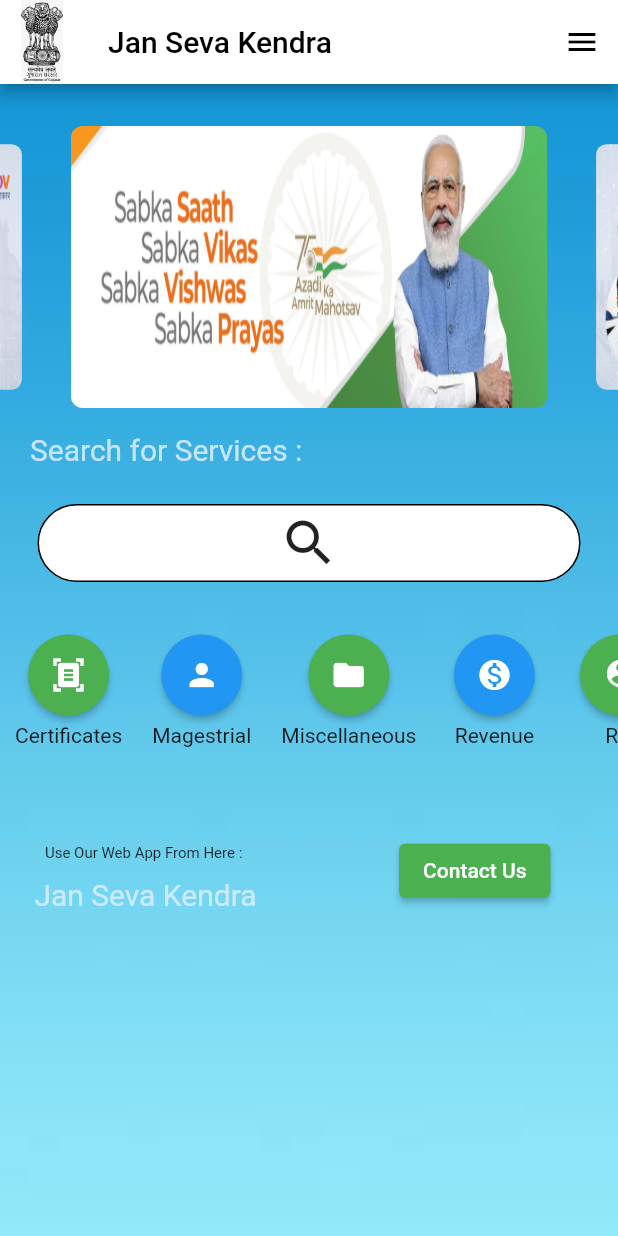
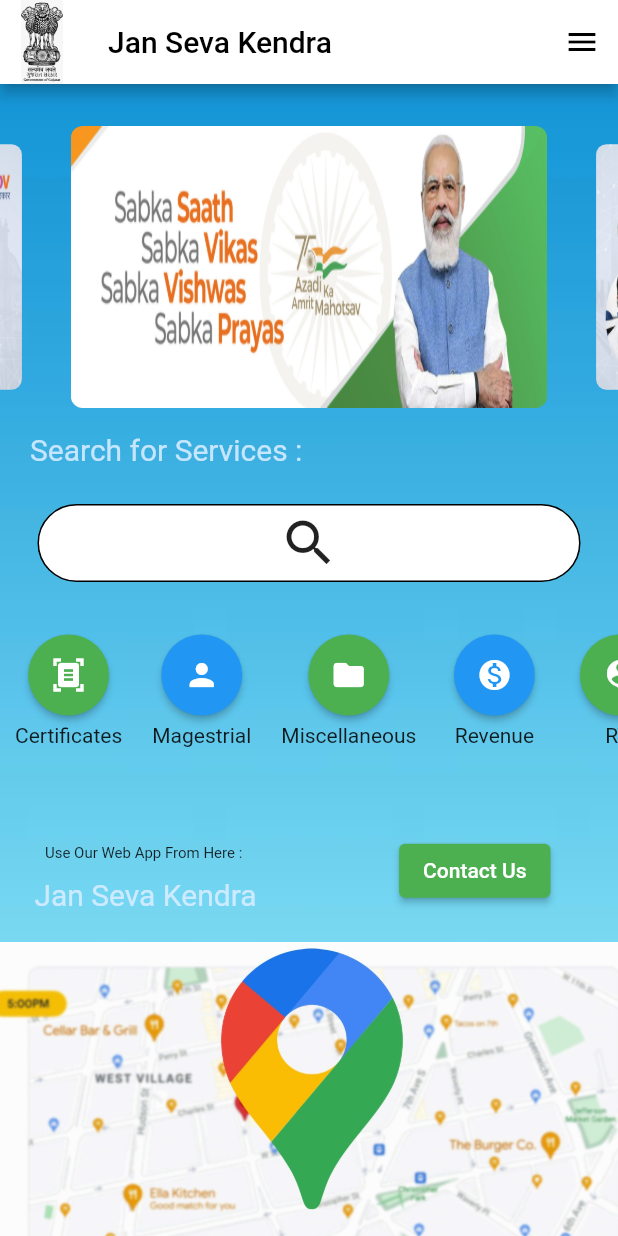
Before and after one commit to ParthBhuva97/Jan-Seva-Kendra-App, a Flutter app: the screen it shows after launch, on a phone screen of 412 x 824 dp. Run offline on Flutter 3.47's test engine with Material 2 defaults, Android fonts, the phone set to English and light mode, and no system bars; drawn by our look-alikes of carousel_slider; our stand-ins replace cloud_firestore, firebase_auth, firebase_core, flutter_neumorphic, glassmorphism; missing offline and left inert: circle_bottom_navigation_bar; accounts and stored records are empty.

Commit message:
Minor CHanges

```diff
--- a/lib/main.dart
+++ b/lib/main.dart
@@ -117,7 +117,8 @@
             ],
           ),
         ),
-        body: Column(
+        body: SingleChildScrollView(
+          child: Column(
             children: [
               Padding(
                 padding: const EdgeInsets.only(top: 22.0),
@@ -177,7 +178,8 @@
                 child: Text(
                   "Search for Services :",
                   style: TextStyle(
-                    color: Color.fromARGB(255, 198, 230, 255), fontSize: 20.0),
+                      color: Color.fromARGB(255, 198, 230, 255),
+                      fontSize: 20.0),
                 ),
               ),
               GestureDetector(
@@ -330,7 +332,8 @@
                                 foregroundColor: Colors.white),
                           ),
                           Container(
-                            margin: EdgeInsets.only(top: 5), child: Text("RTI"))
+                              margin: EdgeInsets.only(top: 5),
+                              child: Text("RTI"))
                         ],
                       ),
                     ),
@@ -402,8 +405,8 @@
                         ),
                         GestureDetector(
                           onTap: () {
-                          var _url = Uri.parse(
-                              'https://ssiptest-6fee6.web.app/pages/dash.html');
+                            var _url =
+                                Uri.parse('https://ssip-359.web.app/#!/');
                             _launchUrl(_url);
                           },
                           child: Text("Jan Seva Kendra",
@@ -431,7 +434,17 @@
                   ],
                 ),
               ),
+              GestureDetector(
+                onTap: () {
+                  var _url = Uri.parse(
+                      'https://www.google.com/maps/search/jan+seva+kendra+near+me/@23.3508568,72.3433841,10.26z');
+                  _launchUrl(_url);
+                },
+                child: Container(
+                    child: Image.asset("assets/images/GoogleMaps.jpg")),
+              ),
             ],
+          ),
         ),
       ),
     );
```
Also changed, not shown: assets/images/GoogleMaps.jpg (added). Lines whose indentation alone changed are shown as unchanged.
